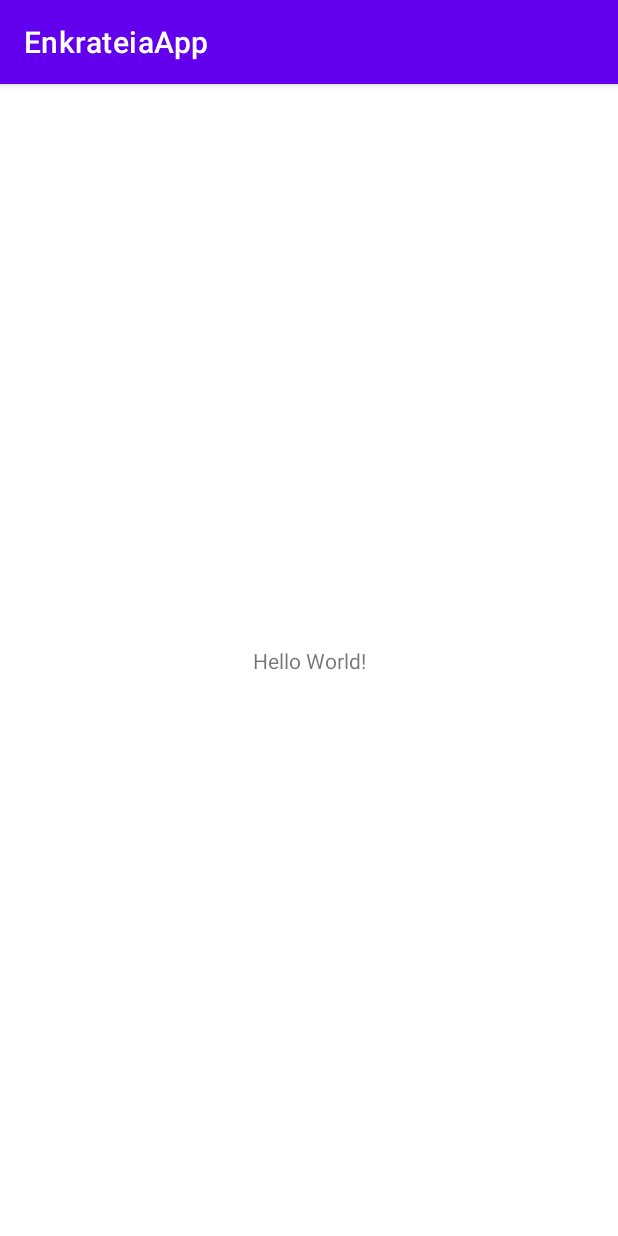
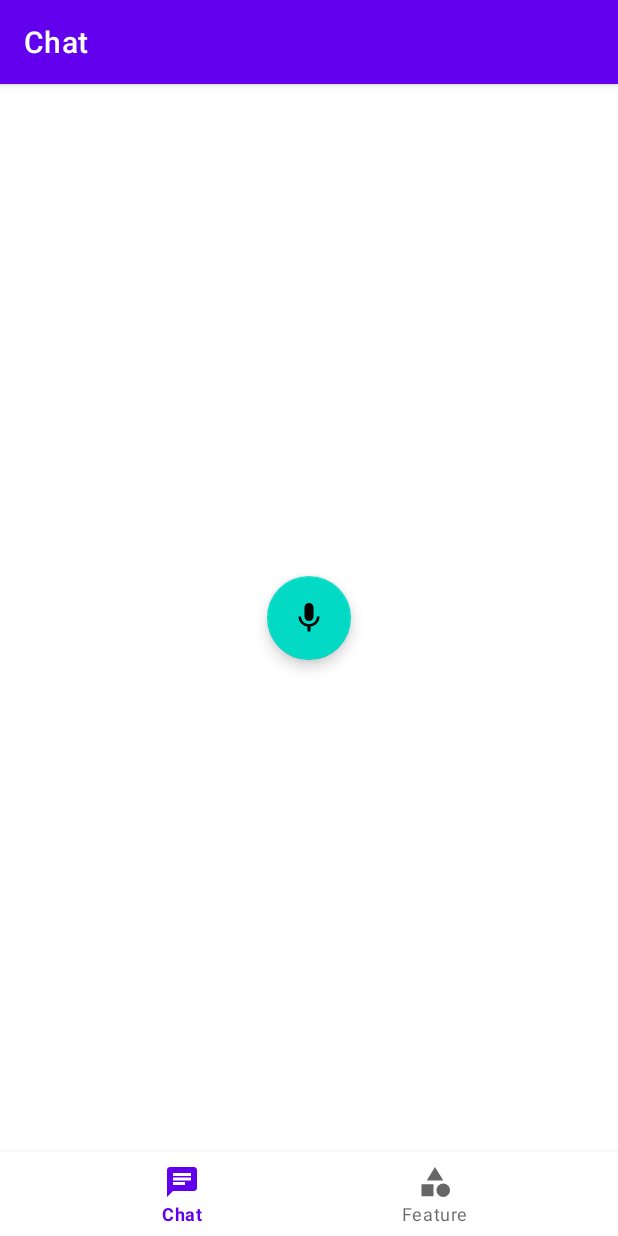
Before and after one commit to B21-CAP0302-Jasoyah-Doandeh-Team/EnkrateiaApp-AndroidFrontEnd, an Android app: the screen it shows after launch (MainActivity), on a phone screen of 412 x 824 dp. Run offline under Robolectric (Android 15) with nearby library versions, the phone set to English and light mode, and no system bars; our stand-ins replace navigation-ui.

Commit message:
base for feature, bottom navigation, and floating button on chat

```diff
--- a/app/build.gradle
+++ b/app/build.gradle
@@ -39,6 +39,12 @@ dependencies {
     implementation 'androidx.appcompat:appcompat:1.3.0'
     implementation 'com.google.android.material:material:1.3.0'
     implementation 'androidx.constraintlayout:constraintlayout:2.0.4'
+    implementation 'androidx.legacy:legacy-support-v4:1.0.0'
+
+    //bottom navigation
+    implementation 'androidx.navigation:navigation-fragment-ktx:2.3.5'
+    implementation 'androidx.navigation:navigation-ui-ktx:2.3.5'
+
     testImplementation 'junit:junit:4.+'
     androidTestImplementation 'androidx.test.ext:junit:1.1.2'
     androidTestImplementation 'androidx.test.espresso:espresso-core:3.3.0'
--- a/app/src/main/AndroidManifest.xml
+++ b/app/src/main/AndroidManifest.xml
@@ -13,7 +13,7 @@
         android:supportsRtl="true"
         android:theme="@style/Theme.EnkrateiaApp">
         <activity android:name=".Splash_Screen"></activity>
-        <activity android:name=".MainActivity">
+        <activity android:name=".ui.MainActivity">
             <intent-filter>
                 <action android:name="android.intent.action.MAIN" />
 
--- a/app/src/main/java/ml/jasoyahdoandehgroup/androidteam/enkrateiaapp/MainActivity.kt
+++ /dev/null
@@ -1,11 +0,0 @@
-package ml.jasoyahdoandehgroup.androidteam.enkrateiaapp
-
-import androidx.appcompat.app.AppCompatActivity
-import android.os.Bundle
-
-class MainActivity : AppCompatActivity() {
-    override fun onCreate(savedInstanceState: Bundle?) {
-        super.onCreate(savedInstanceState)
-        setContentView(R.layout.activity_main)
-    }
-}
--- /dev/null
+++ b/app/src/main/java/ml/jasoyahdoandehgroup/androidteam/enkrateiaapp/ui/MainActivity.kt
@@ -0,0 +1,28 @@
+package ml.jasoyahdoandehgroup.androidteam.enkrateiaapp.ui
+
+import androidx.appcompat.app.AppCompatActivity
+import android.os.Bundle
+import androidx.navigation.fragment.NavHostFragment
+import androidx.navigation.ui.AppBarConfiguration
+import androidx.navigation.ui.setupActionBarWithNavController
+import androidx.navigation.ui.setupWithNavController
+import com.google.android.material.bottomnavigation.BottomNavigationView
+import ml.jasoyahdoandehgroup.androidteam.enkrateiaapp.R
+
+class MainActivity : AppCompatActivity() {
+    override fun onCreate(savedInstanceState: Bundle?) {
+        super.onCreate(savedInstanceState)
+        setContentView(R.layout.activity_main)
+
+        val navView: BottomNavigationView = findViewById(R.id.nav_view)
+        val navHostFragment = supportFragmentManager.findFragmentById(R.id.nav_host_fragment) as NavHostFragment
+        val navController = navHostFragment.navController
+
+        val appBarConfiguration = AppBarConfiguration.Builder(
+            R.id.navigation_chat, R.id.navigation_feature
+        ).build()
+
+        setupActionBarWithNavController(navController, appBarConfiguration)
+        navView.setupWithNavController(navController)
+    }
+}
--- a/app/src/main/java/ml/jasoyahdoandehgroup/androidteam/enkrateiaapp/ui/chat/ChatFragment.kt
+++ b/app/src/main/java/ml/jasoyahdoandehgroup/androidteam/enkrateiaapp/ui/chat/ChatFragment.kt
@@ -5,8 +5,23 @@ import androidx.fragment.app.Fragment
 import android.view.LayoutInflater
 import android.view.View
 import android.view.ViewGroup
+import com.google.android.material.floatingactionbutton.FloatingActionButton
 import ml.jasoyahdoandehgroup.androidteam.enkrateiaapp.R
 
 class ChatFragment : Fragment() {
 
+    override fun onCreateView(
+        inflater: LayoutInflater,
+        container: ViewGroup?,
+        savedInstanceState: Bundle?
+    ): View? {
+
+        val floatingButton = container?.findViewById<FloatingActionButton>(R.id.fab_record)
+
+        floatingButton?.setOnClickListener {
+
+        }
+
+        return inflater.inflate(R.layout.fragment_chat, container, false)
+    }
 }
--- /dev/null
+++ b/app/src/main/java/ml/jasoyahdoandehgroup/androidteam/enkrateiaapp/ui/feature/FeatureFragment.kt
@@ -0,0 +1,20 @@
+package ml.jasoyahdoandehgroup.androidteam.enkrateiaapp.ui.feature
+
+import android.os.Bundle
+import androidx.fragment.app.Fragment
+import android.view.LayoutInflater
+import android.view.View
+import android.view.ViewGroup
+import ml.jasoyahdoandehgroup.androidteam.enkrateiaapp.R
+
+class FeatureFragment : Fragment() {
+
+    override fun onCreateView(
+        inflater: LayoutInflater,
+        container: ViewGroup?,
+        savedInstanceState: Bundle?
+    ): View? {
+        return inflater.inflate(R.layout.fragment_feature, container, false)
+    }
+
+}
--- /dev/null
+++ b/app/src/main/res/drawable/ic_baseline_category_24.xml
@@ -0,0 +1,16 @@
+<vector xmlns:android="http://schemas.android.com/apk/res/android"
+    android:width="24dp"
+    android:height="24dp"
+    android:viewportWidth="24"
+    android:viewportHeight="24"
+    android:tint="?attr/colorControlNormal">
+  <path
+      android:fillColor="@android:color/white"
+      android:pathData="M12,2l-5.5,9h11z"/>
+  <path
+      android:fillColor="@android:color/white"
+      android:pathData="M17.5,17.5m-4.5,0a4.5,4.5 0,1 1,9 0a4.5,4.5 0,1 1,-9 0"/>
+  <path
+      android:fillColor="@android:color/white"
+      android:pathData="M3,13.5h8v8H3z"/>
+</vector>
--- /dev/null
+++ b/app/src/main/res/drawable/ic_baseline_chat_24.xml
@@ -0,0 +1,10 @@
+<vector xmlns:android="http://schemas.android.com/apk/res/android"
+    android:width="24dp"
+    android:height="24dp"
+    android:viewportWidth="24"
+    android:viewportHeight="24"
+    android:tint="?attr/colorControlNormal">
+  <path
+      android:fillColor="@android:color/white"
+      android:pathData="M20,2L4,2c-1.1,0 -1.99,0.9 -1.99,2L2,22l4,-4h14c1.1,0 2,-0.9 2,-2L22,4c0,-1.1 -0.9,-2 -2,-2zM6,9h12v2L6,11L6,9zM14,14L6,14v-2h8v2zM18,8L6,8L6,6h12v2z"/>
+</vector>
--- a/app/src/main/res/layout/activity_main.xml
+++ b/app/src/main/res/layout/activity_main.xml
@@ -2,17 +2,30 @@
 <androidx.constraintlayout.widget.ConstraintLayout xmlns:android="http://schemas.android.com/apk/res/android"
     xmlns:app="http://schemas.android.com/apk/res-auto"
     xmlns:tools="http://schemas.android.com/tools"
+    android:id="@+id/container"
     android:layout_width="match_parent"
     android:layout_height="match_parent"
-    tools:context=".MainActivity">
+    tools:context=".ui.MainActivity">
 
-    <TextView
-        android:layout_width="wrap_content"
+    <com.google.android.material.bottomnavigation.BottomNavigationView
+        android:id="@+id/nav_view"
+        android:layout_width="0dp"
         android:layout_height="wrap_content"
-        android:text="Hello World!"
+        app:layout_constraintStart_toStartOf="parent"
         app:layout_constraintBottom_toBottomOf="parent"
-        app:layout_constraintLeft_toLeftOf="parent"
-        app:layout_constraintRight_toRightOf="parent"
-        app:layout_constraintTop_toTopOf="parent" />
+        app:layout_constraintEnd_toEndOf="parent"
+        app:menu="@menu/menu_bottom_nav" />
+
+    <androidx.fragment.app.FragmentContainerView
+        android:id="@+id/nav_host_fragment"
+        android:name="androidx.navigation.fragment.NavHostFragment"
+        android:layout_width="match_parent"
+        android:layout_height="wrap_content"
+        app:defaultNavHost="true"
+        app:layout_constraintBottom_toTopOf="@id/nav_view"
+        app:layout_constraintEnd_toEndOf="parent"
+        app:layout_constraintStart_toStartOf="parent"
+        app:layout_constraintTop_toTopOf="parent"
+        app:navGraph="@navigation/mobile_navigation" />
 
 </androidx.constraintlayout.widget.ConstraintLayout>
--- a/app/src/main/res/layout/fragment_chat.xml
+++ b/app/src/main/res/layout/fragment_chat.xml
@@ -1,5 +1,5 @@
 <?xml version="1.0" encoding="utf-8"?>
-<FrameLayout xmlns:android="http://schemas.android.com/apk/res/android"
+<androidx.coordinatorlayout.widget.CoordinatorLayout xmlns:android="http://schemas.android.com/apk/res/android"
     xmlns:tools="http://schemas.android.com/tools"
     android:layout_width="match_parent"
     android:layout_height="match_parent"
@@ -9,18 +9,22 @@
     <androidx.recyclerview.widget.RecyclerView
         android:id="@+id/rv_message"
         android:layout_width="match_parent"
-        android:layout_height="wrap_content"
-        android:layout_gravity="bottom"
+        android:layout_height="match_parent"
+        app:layout_constraintStart_toStartOf="parent"
+        app:layout_constraintTop_toTopOf="parent"
         tools:listitem="@layout/message_item" />
 
     <com.google.android.material.floatingactionbutton.FloatingActionButton
         android:id="@+id/fab_record"
         android:layout_width="wrap_content"
         android:layout_height="wrap_content"
+        android:layout_margin="16dp"
         android:layout_gravity="bottom|center"
-        android:layout_margin="16dp"
-        android:src="@drawable/ic_baseline_mic_24"
+        app:layout_constraintStart_toStartOf="parent"
+        app:layout_constraintEnd_toEndOf="parent"
+        app:layout_constraintBottom_toBottomOf="parent"
+        app:srcCompat="@drawable/ic_baseline_mic_24"
         android:contentDescription="@string/fab_description"
-        app:fabSize="auto"/>
+        app:fabSize="normal"/>
 
-</FrameLayout>
+</androidx.coordinatorlayout.widget.CoordinatorLayout>
--- /dev/null
+++ b/app/src/main/res/layout/fragment_feature.xml
@@ -0,0 +1,14 @@
+<?xml version="1.0" encoding="utf-8"?>
+<FrameLayout xmlns:android="http://schemas.android.com/apk/res/android"
+    xmlns:tools="http://schemas.android.com/tools"
+    android:layout_width="match_parent"
+    android:layout_height="match_parent"
+    tools:context=".ui.feature.FeatureFragment">
+
+    <!-- TODO: Update blank fragment layout -->
+    <TextView
+        android:layout_width="match_parent"
+        android:layout_height="match_parent"
+        android:text="@string/hello_blank_fragment" />
+
+</FrameLayout>
--- /dev/null
+++ b/app/src/main/res/menu/menu_bottom_nav.xml
@@ -0,0 +1,14 @@
+<?xml version="1.0" encoding="utf-8"?>
+<menu xmlns:android="http://schemas.android.com/apk/res/android">
+
+    <item
+        android:id="@+id/navigation_chat"
+        android:icon="@drawable/ic_baseline_chat_24"
+        android:title="@string/chat_label" />
+
+    <item
+        android:id="@+id/navigation_feature"
+        android:icon="@drawable/ic_baseline_category_24"
+        android:title="@string/feature_label" />
+
+</menu>
--- /dev/null
+++ b/app/src/main/res/navigation/mobile_navigation.xml
@@ -0,0 +1,20 @@
+<?xml version="1.0" encoding="utf-8"?>
+<navigation xmlns:android="http://schemas.android.com/apk/res/android"
+    xmlns:tools="http://schemas.android.com/tools"
+    xmlns:app="http://schemas.android.com/apk/res-auto"
+    android:id="@+id/mobile_navigation"
+    app:startDestination="@id/navigation_chat">
+
+    <fragment
+        android:id="@+id/navigation_chat"
+        android:name="ml.jasoyahdoandehgroup.androidteam.enkrateiaapp.ui.chat.ChatFragment"
+        android:label="@string/chat_label"
+        tools:layout="@layout/fragment_chat" />
+
+    <fragment
+        android:id="@+id/navigation_feature"
+        android:name="ml.jasoyahdoandehgroup.androidteam.enkrateiaapp.ui.feature.FeatureFragment"
+        android:label="@string/feature_label"
+        tools:layout="@layout/fragment_feature" />
+
+</navigation>
--- a/app/src/main/res/values/strings.xml
+++ b/app/src/main/res/values/strings.xml
@@ -3,4 +3,6 @@
     <!-- TODO: Remove or change this placeholder text -->
     <string name="hello_blank_fragment">Hello blank fragment</string>
     <string name="fab_description">Floating Button For Record your voice</string>
+    <string name="chat_label">Chat</string>
+    <string name="feature_label">Feature</string>
 </resources>
```
